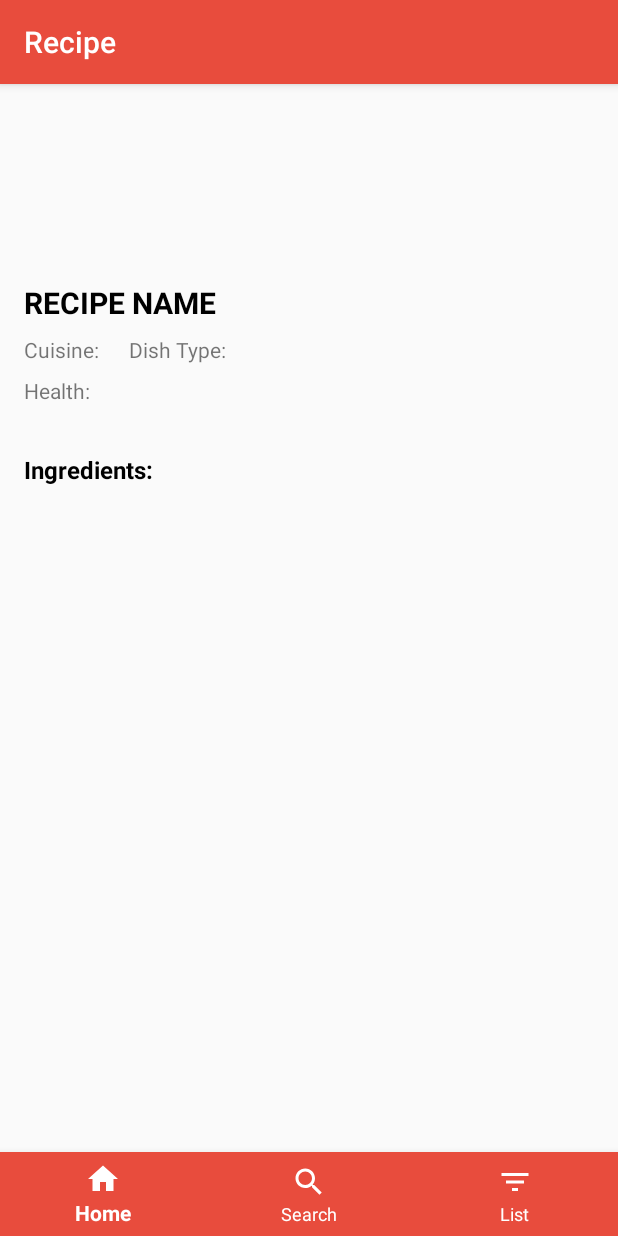
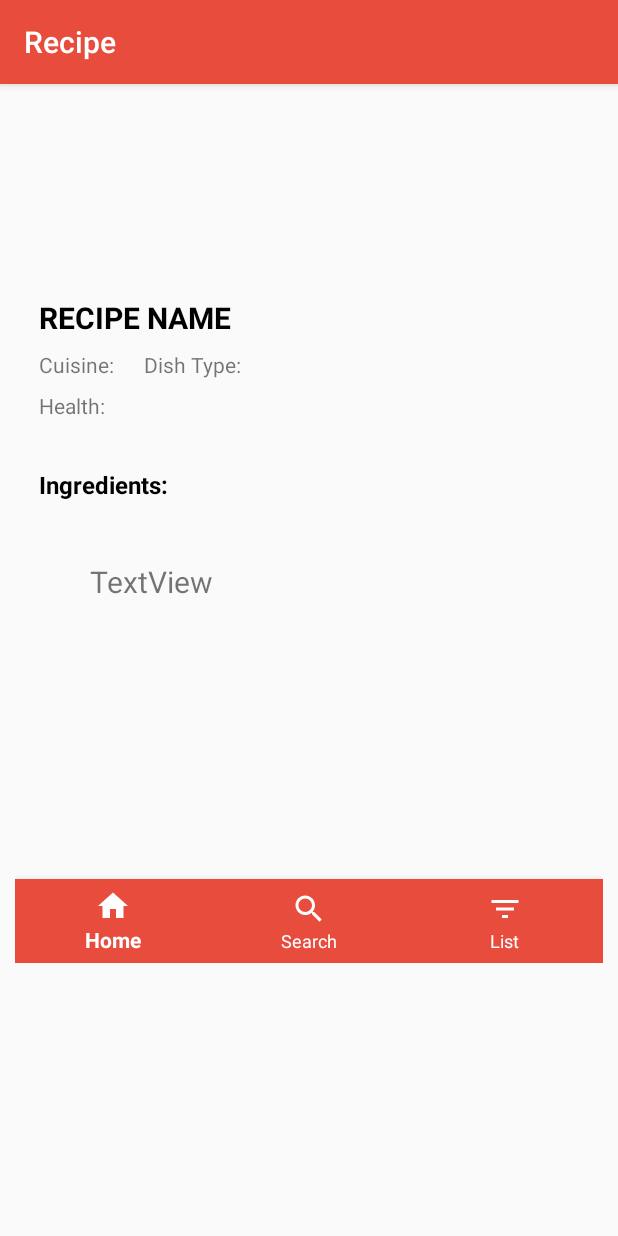
Before and after one commit to HunterSaunders/EZmeals, an Android app: the RecipeDisplayActivity screen opened directly, with no data from a screen before it, on a phone screen of 412 x 824 dp. Run offline under Robolectric (Android 15) with nearby library versions, the phone set to English and light mode, and no system bars; our stand-ins replace Volley; network calls fail; pictures from the network do not load.

Commit message:
Show ingredient list in recipe display

```diff
--- a/app/build.gradle
+++ b/app/build.gradle
@@ -42,4 +42,5 @@ dependencies {
     implementation 'com.android.volley:volley:1.2.0'
     implementation 'com.github.bumptech.glide:glide:4.12.0'
     annotationProcessor 'com.github.bumptech.glide:compiler:4.12.0'
+    implementation 'com.android.volley:volley:1.1.0'
 }
--- a/app/src/main/java/com/example/ezmeals/GroceryItem.java
+++ b/app/src/main/java/com/example/ezmeals/GroceryItem.java
@@ -1,3 +1,4 @@
+
 package com.example.ezmeals;
 
 public class GroceryItem {
--- a/app/src/main/java/com/example/ezmeals/MainActivity.java
+++ b/app/src/main/java/com/example/ezmeals/MainActivity.java
@@ -1,11 +1,11 @@
 package com.example.ezmeals;
 
-
-import androidx.appcompat.app.AppCompatActivity;
 
 import android.content.Intent;
 import android.os.Bundle;
 import android.os.Handler;
+
+import androidx.appcompat.app.AppCompatActivity;
 
 public class MainActivity extends AppCompatActivity {
 
@@ -29,4 +29,4 @@ public class MainActivity extends AppCompatActivity {
     }
 
 
-    }
+}
--- a/app/src/main/java/com/example/ezmeals/RecipeDisplayActivity.java
+++ b/app/src/main/java/com/example/ezmeals/RecipeDisplayActivity.java
@@ -1,12 +1,17 @@
 package com.example.ezmeals;
 
-import androidx.annotation.NonNull;
-import androidx.appcompat.app.AppCompatActivity;
 import android.content.Intent;
+import android.os.Build;
 import android.os.Bundle;
+import android.text.method.ScrollingMovementMethod;
 import android.view.MenuItem;
 import android.widget.ImageView;
 import android.widget.TextView;
+
+import androidx.annotation.NonNull;
+import androidx.annotation.RequiresApi;
+import androidx.appcompat.app.AppCompatActivity;
+
 import com.android.volley.Request;
 import com.android.volley.RequestQueue;
 import com.android.volley.Response;
@@ -16,18 +21,24 @@ import com.android.volley.toolbox.Volley;
 import com.bumptech.glide.Glide;
 import com.bumptech.glide.request.RequestOptions;
 import com.google.android.material.bottomnavigation.BottomNavigationView;
+
+import org.json.JSONArray;
 import org.json.JSONException;
 import org.json.JSONObject;
 
-import static com.example.ezmeals.BuildConfig.api_id;
+import java.util.ArrayList;
+import java.util.List;
+
 import static com.example.ezmeals.BuildConfig.api_key;
+import static com.example.ezmeals.BuildConfig.app_id;
 
 public class RecipeDisplayActivity extends AppCompatActivity {
 
     JSONObject recipeData;
+    JSONArray recipeIngredients;
 
     private final String key = api_key;
-    private final String appId = api_id;
+    private final String appId = app_id;
 
 
     @Override
@@ -45,6 +56,7 @@ public class RecipeDisplayActivity extends AppCompatActivity {
         TextView cuisineType = (TextView) findViewById(R.id.textView5);
         TextView dishType = (TextView) findViewById(R.id.textView8);
         TextView meal = (TextView) findViewById(R.id.textView10);
+        TextView ingredientList = (TextView) findViewById(R.id.textView12);
         ImageView recipeImage = (ImageView) findViewById(R.id.recipe_screen_img);
 
 
@@ -52,10 +64,25 @@ public class RecipeDisplayActivity extends AppCompatActivity {
         String url = "https://api.edamam.com/api/recipes/v2/" + recipeLink + "?type=public&app_id=" + appId + "&app_key=" + key;
 
         JsonObjectRequest request = new JsonObjectRequest(Request.Method.GET, url, null, new Response.Listener<JSONObject>() {
+            @RequiresApi(api = Build.VERSION_CODES.KITKAT)
             @Override
             public void onResponse(JSONObject response) {
                 try {
                     recipeData = response.getJSONObject("recipe");
+                    JSONArray recipeIngredients = recipeData.getJSONArray("ingredientLines");
+                    List<String> ingredients = new ArrayList<String>();
+
+
+                    if (recipeIngredients != null) {
+                        int len = recipeIngredients.length();
+                        for (int i=0;i<len;i++){
+                            ingredients.add(recipeIngredients.get(i).toString());
+                        }
+                    }
+
+
+                    System.out.println(ingredients);
+
 
                     RequestOptions requestOptions=new RequestOptions();
                     requestOptions.placeholder(R.drawable.ic_ez_logo);
@@ -68,6 +95,19 @@ public class RecipeDisplayActivity extends AppCompatActivity {
                     cuisineType.setText(recipeData.getString("cuisineType"));
                     dishType.setText(recipeData.getString("dishType"));
                     meal.setText(recipeData.getString("mealType"));
+
+                    StringBuilder builder = new StringBuilder();
+                    for (String details : ingredients) {
+                        builder.append(details + "\n" + "\n");
+                    }
+                    ingredientList.setText(builder.toString());
+                    ingredientList.setMovementMethod(new ScrollingMovementMethod());
+
+
+
+
+
+
 
                 }catch (JSONException e){
                     e.printStackTrace();
--- a/app/src/main/res/layout/recipe_screen.xml
+++ b/app/src/main/res/layout/recipe_screen.xml
@@ -1,9 +1,16 @@
 <?xml version="1.0" encoding="utf-8"?>
-<androidx.constraintlayout.widget.ConstraintLayout xmlns:android="http://schemas.android.com/apk/res/android"
+<ScrollView xmlns:android="http://schemas.android.com/apk/res/android"
+    xmlns:app="http://schemas.android.com/apk/res-auto"
     xmlns:tools="http://schemas.android.com/tools"
     android:layout_width="match_parent"
     android:layout_height="match_parent"
-    xmlns:app="http://schemas.android.com/apk/res-auto"
+    android:fillViewport="false"
+    android:orientation="vertical"
+    android:padding="10dp">
+
+    <androidx.constraintlayout.widget.ConstraintLayout
+        android:layout_width="match_parent"
+        android:layout_height="match_parent"
         tools:context=".RecipeDisplayActivity">
 
 
@@ -15,10 +22,12 @@
             app:itemBackground="@color/primary"
             app:itemIconTint="@color/white"
             app:itemTextColor="@color/white"
+            app:layout_behavior="@string/hide_bottom_view_on_scroll_behavior"
             app:layout_constraintBottom_toBottomOf="parent"
             app:layout_constraintEnd_toEndOf="parent"
             app:layout_constraintStart_toStartOf="parent"
             app:menu="@menu/menu_nav" />
+
 
         <ImageView
             android:id="@+id/recipe_screen_img"
@@ -135,13 +144,20 @@
 
         <TextView
             android:id="@+id/textView12"
-        android:layout_width="402dp"
-        android:layout_height="361dp"
-        android:layout_marginStart="4dp"
-        android:layout_marginLeft="4dp"
-        android:layout_marginTop="92dp"
+            android:layout_width="wrap_content"
+            android:layout_height="268dp"
+            android:layout_marginStart="50dp"
+            android:layout_marginLeft="50dp"
+            android:layout_marginTop="40dp"
+            android:layout_marginEnd="24dp"
+            android:layout_marginRight="24dp"
+            android:text="TextView"
+            android:textSize="20sp"
+            app:layout_constraintEnd_toEndOf="parent"
+            app:layout_constraintHorizontal_bias="0.0"
             app:layout_constraintStart_toStartOf="parent"
-        app:layout_constraintTop_toBottomOf="@+id/textView4" />
+            app:layout_constraintTop_toBottomOf="@+id/textView3" />
 
 
     </androidx.constraintlayout.widget.ConstraintLayout>
+</ScrollView>
```
Also changed, not shown: app/src/main/java/com/example/ezmeals/GroceryList.java (+12 -17 lines), app/src/main/java/com/example/ezmeals/SearchAPI.java (+5 -5 lines), gradle.properties (line endings or trailing spaces). Lines whose indentation alone changed are shown as unchanged.
